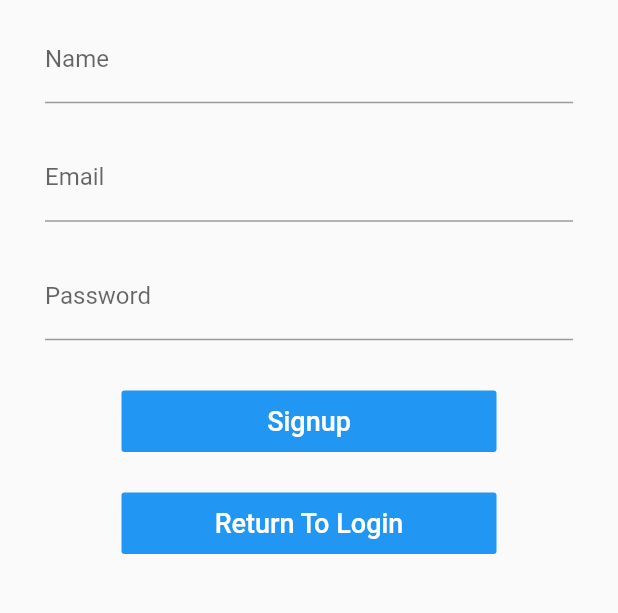
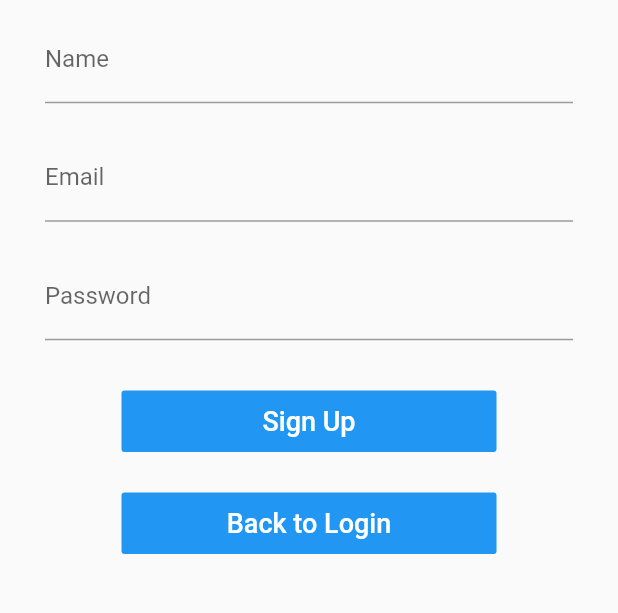
Before and after one commit to BENMALEKarim/instagram_clone, a Flutter app: the screen it shows after launch, after a tap on "Login", after a tap on "Go to Signup", on a phone screen of 412 x 824 dp, the part 385-998 px from its top. Run offline on Flutter 3.47's test engine with Material 2 defaults, Android fonts, the phone set to English and light mode, and no system bars; our stand-ins replace cloud_firestore, firebase_auth; accounts and stored records are empty.

Commit message:
some updates _getScreenId : problem resolved

```diff
--- a/lib/main.dart
+++ b/lib/main.dart
@@ -6,16 +6,17 @@ import 'package:instagram_clone/screens/signup_screen.dart';
 import 'package:instagram_clone/screens/feed_screen.dart';
 
 
+
 void main() => runApp(MyApp());
 
 class MyApp extends StatelessWidget {
-  // This widget is the root of your application
-
   Widget _getScreenId() {
     return StreamBuilder<FirebaseUser>(
       stream: FirebaseAuth.instance.onAuthStateChanged,
       builder: (BuildContext context, snapshot) {
         if (snapshot.hasData) {
+          print(snapshot.data);
+          //Provider.of<UserData>(context).currentUserId = snapshot.data.uid;
           return HomeScreen();
         } else {
           return LoginScreen();
@@ -24,18 +25,26 @@ class MyApp extends StatelessWidget {
     );
   }
 
+  // This widget is the root of your application.
   @override
   Widget build(BuildContext context) {
-    return MaterialApp(
+    return
+      //create: (context) => UserData(),
+       MaterialApp(
         title: 'Instagram Clone',
         debugShowCheckedModeBanner: false,
+        theme: ThemeData(
+          primaryIconTheme: Theme.of(context).primaryIconTheme.copyWith(
+                color: Colors.black,
+              ),
+        ),
         home: _getScreenId(),
         routes: {
-        LoginScreen.id : (context) => LoginScreen(),
-        SignupScreen.id : (context) => SignupScreen(),
-        FeedScreen.id : (context) => FeedScreen(),
-        HomeScreen.id : (context) => HomeScreen(),
+          LoginScreen.id: (context) => LoginScreen(),
+          SignupScreen.id: (context) => SignupScreen(),
+          FeedScreen.id: (context) => FeedScreen(),
         },
       );
+
   }
 }
--- a/lib/screens/feed_screen.dart
+++ b/lib/screens/feed_screen.dart
@@ -13,7 +13,7 @@ class _FeedScreenState extends State<FeedScreen> {
     return Scaffold(
       body: Center(
         child: FlatButton(
-          onPressed: () => AuthService.logout(context),
+          onPressed: () => AuthService.logout(),
           child: Text('LOGOUT'),
         ),
       ),
--- a/lib/screens/home_screen.dart
+++ b/lib/screens/home_screen.dart
@@ -7,7 +7,10 @@ import 'package:instagram_clone/screens/profile_screen.dart';
 import 'package:instagram_clone/screens/search_screen.dart';
 
 class HomeScreen extends StatefulWidget {
+    final String userId;
   static final String id = 'home_screen';
+  HomeScreen({this.userId});
+
   @override
   _HomeScreenState createState() => _HomeScreenState();
 }
@@ -48,7 +51,7 @@ class _HomeScreenState extends State<HomeScreen> {
           SearchScreen(),
           CreatePostScreen(),
           ActivityScreen(),
-          ProfileScreen(),
+          ProfileScreen(userId: widget.userId),
         ],
         onPageChanged: (int index) {
           setState(() {
--- a/lib/screens/login_screen.dart
+++ b/lib/screens/login_screen.dart
@@ -17,7 +17,7 @@ class _LoginScreenState extends State<LoginScreen> {
     if (_formKey.currentState.validate()) {
       _formKey.currentState.save();
       // Logging in the user w/ Firebase
-      AuthService.login(context,_email, _password);
+      AuthService.login(_email, _password);
     }
   }
 
--- a/lib/screens/signup_screen.dart
+++ b/lib/screens/signup_screen.dart
@@ -1,9 +1,9 @@
 import 'package:flutter/material.dart';
-import 'package:instagram_clone/screens/login_screen.dart';
 import 'package:instagram_clone/services/auth_service.dart';
 
 class SignupScreen extends StatefulWidget {
   static final String id = 'signup_screen';
+
   @override
   _SignupScreenState createState() => _SignupScreenState();
 }
@@ -15,7 +15,7 @@ class _SignupScreenState extends State<SignupScreen> {
   _submit() {
     if (_formKey.currentState.validate()) {
       _formKey.currentState.save();
-
+      // Logging in the user w/ Firebase
       AuthService.signUpUser(context, _name, _email, _password);
     }
   }
@@ -23,14 +23,19 @@ class _SignupScreenState extends State<SignupScreen> {
   @override
   Widget build(BuildContext context) {
     return Scaffold(
-      body: Center(
+      body: SingleChildScrollView(
+        child: Container(
+          height: MediaQuery.of(context).size.height,
           child: Column(
             mainAxisAlignment: MainAxisAlignment.center,
             crossAxisAlignment: CrossAxisAlignment.center,
             children: <Widget>[
               Text(
                 'Instagram',
-              style: TextStyle(fontSize: 50, fontFamily: 'Billabong'),
+                style: TextStyle(
+                  fontFamily: 'Billabong',
+                  fontSize: 50.0,
+                ),
               ),
               Form(
                 key: _formKey,
@@ -38,8 +43,10 @@ class _SignupScreenState extends State<SignupScreen> {
                   mainAxisSize: MainAxisSize.min,
                   children: <Widget>[
                     Padding(
-                    padding:
-                        EdgeInsets.symmetric(horizontal: 30.0, vertical: 10.0),
+                      padding: EdgeInsets.symmetric(
+                        horizontal: 30.0,
+                        vertical: 10.0,
+                      ),
                       child: TextFormField(
                         decoration: InputDecoration(labelText: 'Name'),
                         validator: (input) => input.trim().isEmpty
@@ -49,8 +56,10 @@ class _SignupScreenState extends State<SignupScreen> {
                       ),
                     ),
                     Padding(
-                    padding:
-                        EdgeInsets.symmetric(horizontal: 30.0, vertical: 10.0),
+                      padding: EdgeInsets.symmetric(
+                        horizontal: 30.0,
+                        vertical: 10.0,
+                      ),
                       child: TextFormField(
                         decoration: InputDecoration(labelText: 'Email'),
                         validator: (input) => !input.contains('@')
@@ -60,12 +69,14 @@ class _SignupScreenState extends State<SignupScreen> {
                       ),
                     ),
                     Padding(
-                    padding:
-                        EdgeInsets.symmetric(horizontal: 30.0, vertical: 10.0),
+                      padding: EdgeInsets.symmetric(
+                        horizontal: 30.0,
+                        vertical: 10.0,
+                      ),
                       child: TextFormField(
                         decoration: InputDecoration(labelText: 'Password'),
                         validator: (input) => input.length < 6
-                          ? 'Password must be at least 6 characters'
+                            ? 'Must be at least 6 characters'
                             : null,
                         onSaved: (input) => _password = input,
                         obscureText: true,
@@ -79,7 +90,7 @@ class _SignupScreenState extends State<SignupScreen> {
                         color: Colors.blue,
                         padding: EdgeInsets.all(10.0),
                         child: Text(
-                        'Signup',
+                          'Sign Up',
                           style: TextStyle(
                             color: Colors.white,
                             fontSize: 18.0,
@@ -91,12 +102,11 @@ class _SignupScreenState extends State<SignupScreen> {
                     Container(
                       width: 250.0,
                       child: FlatButton(
-                      onPressed: () =>
-                          Navigator.pop(context),
+                        onPressed: () => Navigator.pop(context),
                         color: Colors.blue,
                         padding: EdgeInsets.all(10.0),
                         child: Text(
-                        'Return To Login',
+                          'Back to Login',
                           style: TextStyle(
                             color: Colors.white,
                             fontSize: 18.0,
@@ -106,8 +116,9 @@ class _SignupScreenState extends State<SignupScreen> {
                     ),
                   ],
                 ),
-            )
+              ),
             ],
+          ),
         ),
       ),
     );
--- /dev/null
+++ b/lib/utiities/constants.dart
@@ -0,0 +1,5 @@
+import 'package:cloud_firestore/cloud_firestore.dart';
+
+final _firestore = Firestore.instance;
+
+final userRef = _firestore.collection('users');
```
Also changed, not shown: lib/models/user_model.dart (added, +21 -0 lines), lib/screens/profile_screen.dart (+15 -4 lines), lib/services/auth_service.dart (+6 -9 lines), 1 other file. Lines whose indentation alone changed are shown as unchanged.
